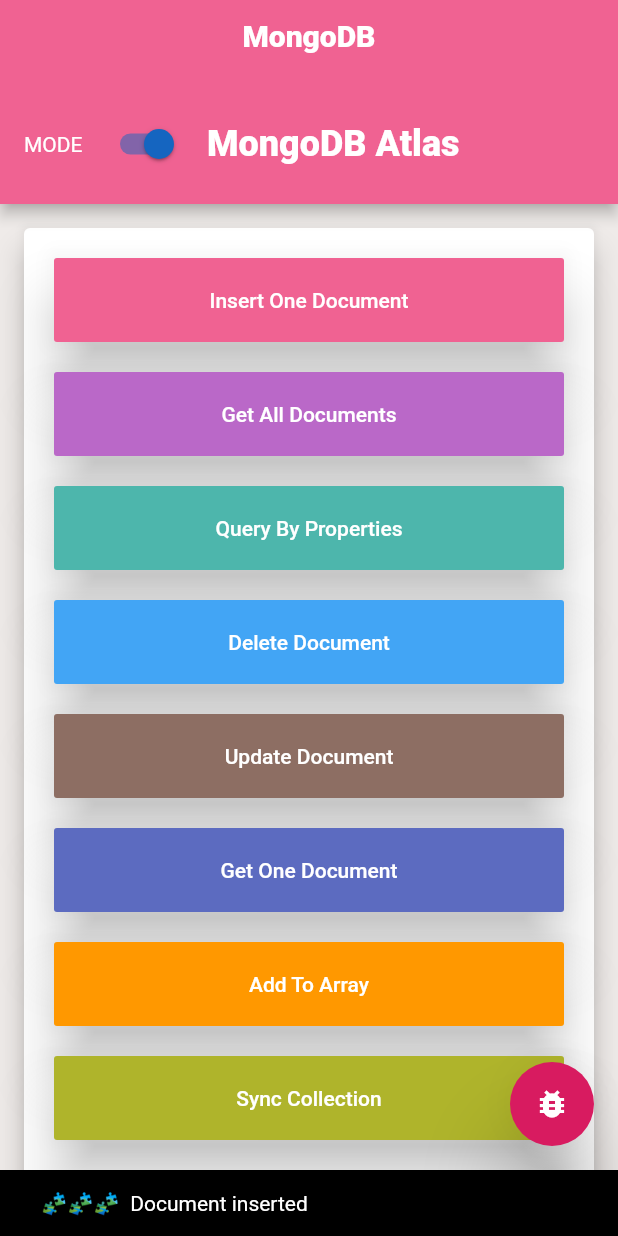
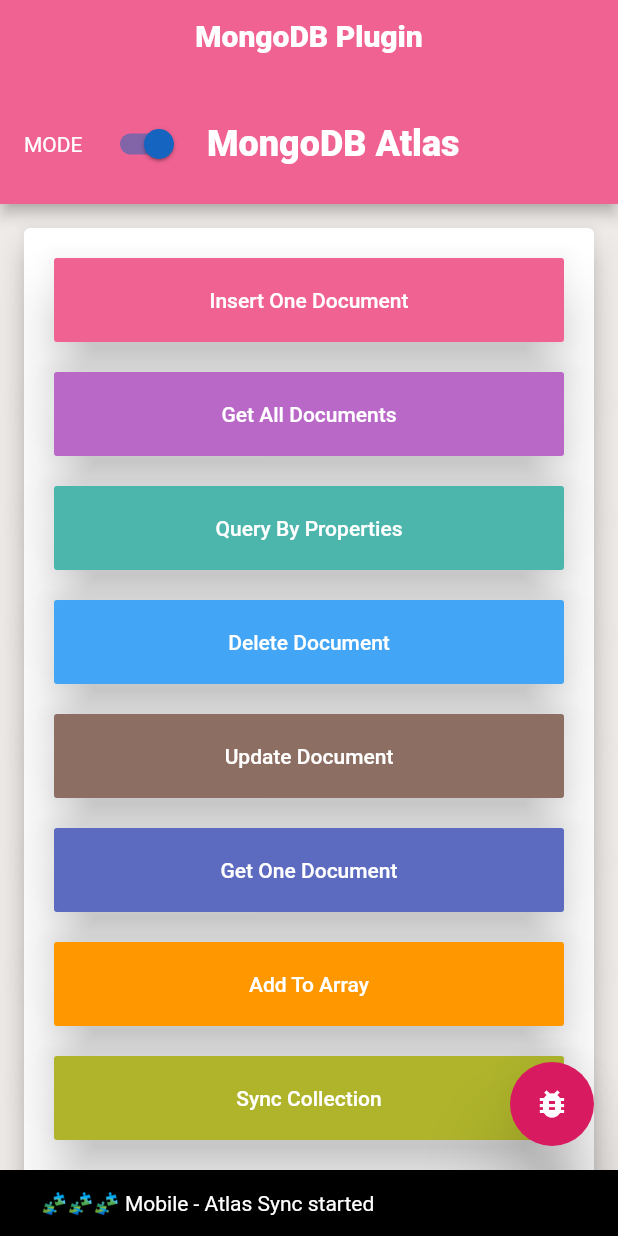
Before and after one commit to malengatiger/flutter-mongdb-mobile, a Flutter app: the screen it shows after launch, after a tap on "Add To Array", after a tap on "Sync Collection", on a phone screen of 412 x 824 dp. Run offline on Flutter 3.47's test engine with Material 2 defaults, Android fonts, the phone set to English and light mode, and no system bars.

Commit message:
🥬 CHECKPOINT CHARLIE !!!  🍎 🍎 🍎 basic functionality for Android  🧩🧩

```diff
--- a/mongodb_mobile/example/lib/main.dart
+++ b/mongodb_mobile/example/lib/main.dart
@@ -134,7 +134,7 @@ class _MongoExampleAppState extends State<MongoExampleApp> {
       debugPrint(
           '\n\n🧩🧩🧩🧩🧩🧩  _MyAppState: syncCollection: 🧩🧩🧩  🍎 result: $result\n\n\n');
       showSnackbar(
-          message: ' 🧩🧩🧩  Document inserted',
+          message: ' 🧩🧩🧩 Mobile - Atlas Sync started',
           scaffoldKey: _key,
           backgroundColor: Colors.black,
           textColor: Colors.white);
@@ -156,12 +156,12 @@ class _MongoExampleAppState extends State<MongoExampleApp> {
       var carrier = Carrier(
           db: DB,
           collection: COLLECTION,
-          id: "5cfbb82e6bc8314a900082bd",
+          id: "5cfc15746bc8314e89118348",
           arrayName: "musicTracks",
           arrayKey: new DateTime.now().millisecondsSinceEpoch.toString(),
           data: {
             'artist': 'Michael Jackson',
-            'track': 'Earth Song',
+            'track': 'Dirty Diana',
             'date': new DateTime.now().toIso8601String(),
           });
       result = await MongodbMobile.addToArray(carrier);
@@ -307,9 +307,10 @@ class _MongoExampleAppState extends State<MongoExampleApp> {
     }
   }
 
+  EventChannel channel = EventChannel(MongodbMobile.MONGO_CHANGE_EVENTS);
   void listenToMongoChangeEvents() {
     // Consuming events on the Dart side.
-    const channel = EventChannel(MongodbMobile.MONGO_CHANGE_EVENTS);
+
     channel.receiveBroadcastStream().listen((dynamic event) {
       print(
           '\n\n🌺 🌺 🌺 Received change event from Mongo: 🦠  $event   🦠 🦠 🦠 \n\n');
@@ -378,7 +379,7 @@ class _MongoExampleAppState extends State<MongoExampleApp> {
             child: Padding(
               padding: EdgeInsets.all(12),
               child: Text(
-                'MongoDB',
+                'MongoDB Plugin',
                 style: TextStyle(
                     fontWeight: FontWeight.w900,
                     fontSize: 20,
```
